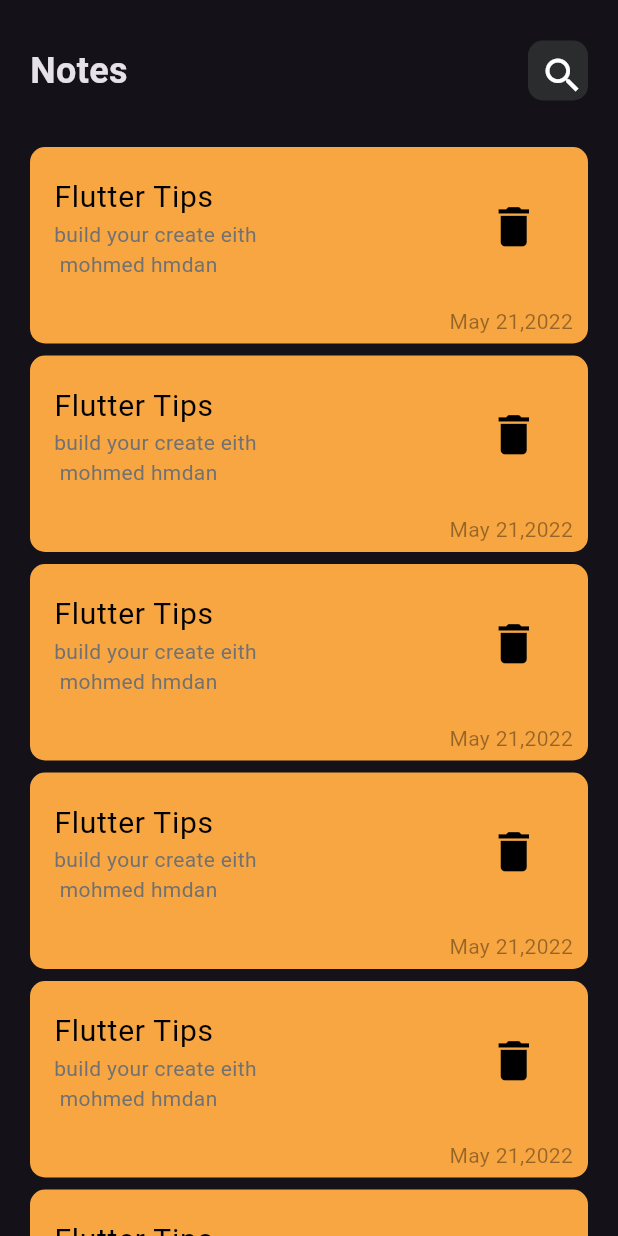
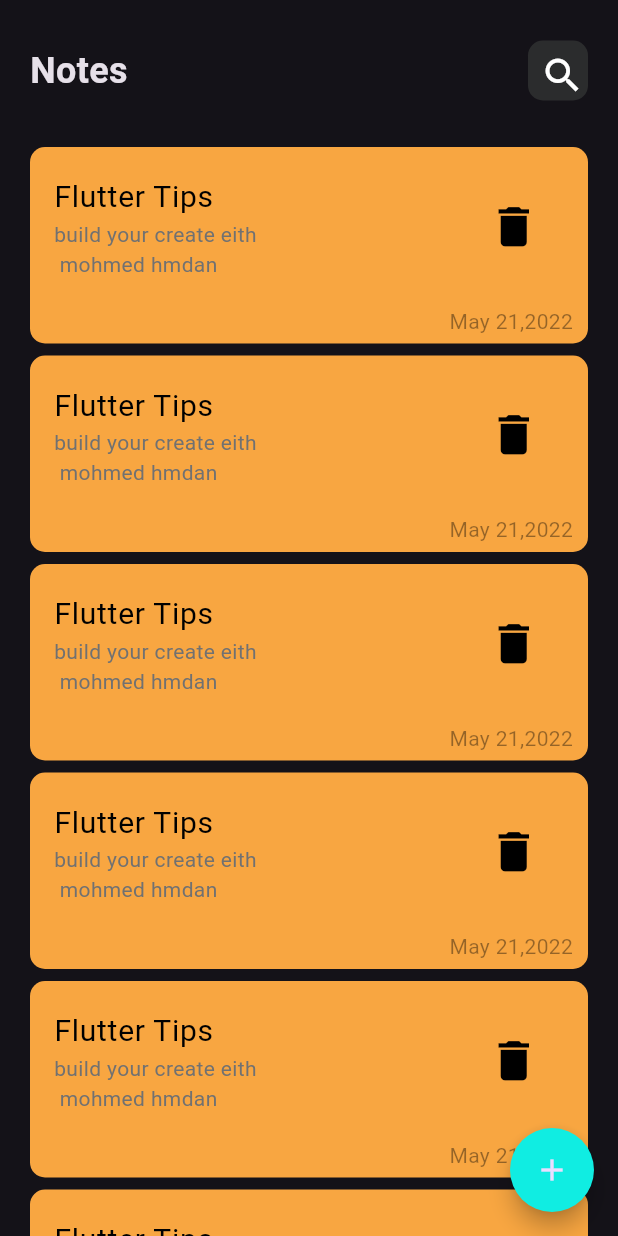
Before and after one commit to mohmed2230/test, a Flutter app: the screen it shows after launch, on a phone screen of 412 x 824 dp. Run offline on Flutter 3.47's test engine with Material 3 defaults, Android fonts, the phone set to English and light mode, and no system bars.

Commit message:
add flotaing action button

```diff
--- a/lib/views/notesview.dart
+++ b/lib/views/notesview.dart
@@ -7,6 +7,15 @@ class notesview extends StatelessWidget {
   @override
   Widget build(BuildContext context) {
     return Scaffold(
+
+      floatingActionButton: FloatingActionButton(
+        onPressed: () {},
+        backgroundColor: const Color.fromARGB(255, 16, 237, 226),
+        child: const Icon(Icons.add),
+        shape: RoundedRectangleBorder(
+          borderRadius: BorderRadius.all(Radius.circular(50)),
+        ),
+      ),
       body: NotesViewbody(),
     );
   }
--- a/lib/views/widgets/NotesViewbody.dart
+++ b/lib/views/widgets/NotesViewbody.dart
@@ -12,6 +12,7 @@ class NotesViewbody extends StatelessWidget {
       padding: const EdgeInsets.symmetric(horizontal: 20),
       child: Column(
         children: [
+
           CustomAppbar(),
         Expanded(child: Listviewbuilderitem()),
            // CustomAppbar widget to be defined
```
